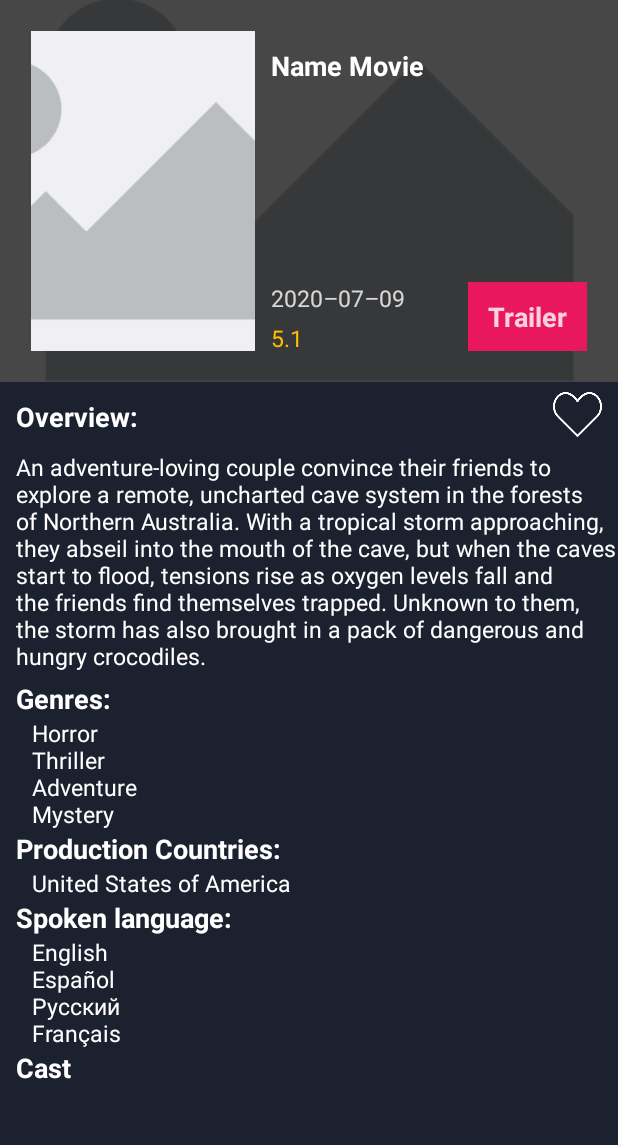
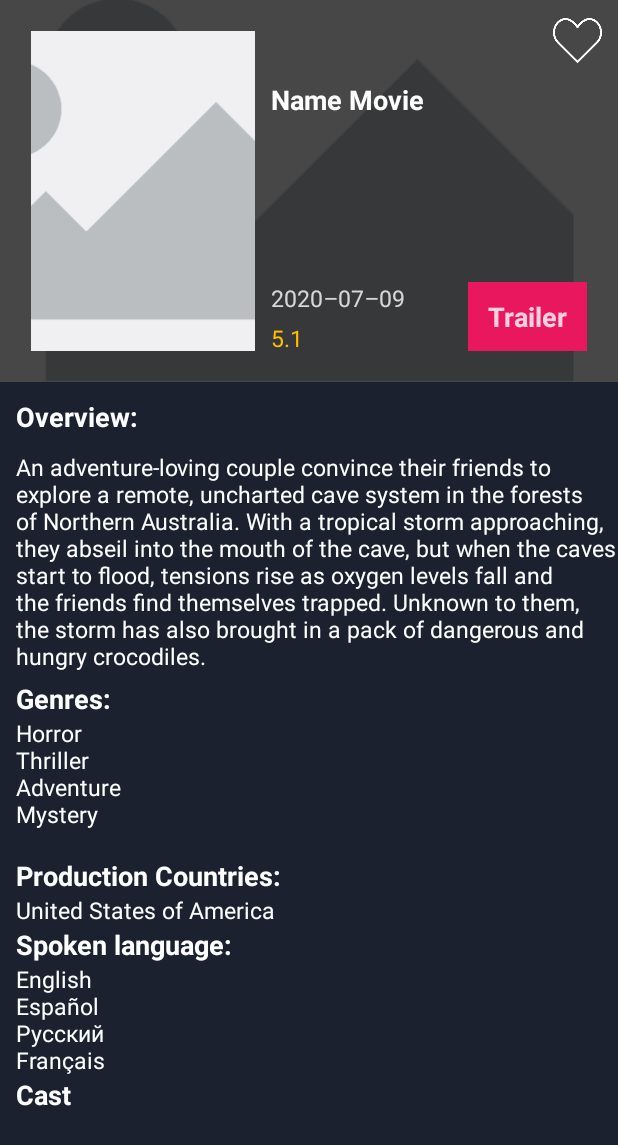
Before and after one commit to vuducmanh22091999/MovieApp, an Android app: the layout fragment_detail_movie.xml on its own in the app's theme, with its tools: preview values and no code run, on a phone screen of 412 x 824 dp. Shown: the top 1145 px of the screen. Run offline under Robolectric (Android 15) with nearby library versions, the phone set to English and light mode, and no system bars; network calls fail.

Commit message:
- fix(fix_ui): fix ui.

```diff
--- a/app/src/main/res/layout/fragment_detail_cast.xml
+++ b/app/src/main/res/layout/fragment_detail_cast.xml
@@ -13,7 +13,7 @@
         <ImageView
             android:id="@+id/frgDetailCast_imgAvatar"
             android:layout_width="match_parent"
-            android:layout_height="@dimen/_400sdp"
+            android:layout_height="@dimen/_300sdp"
             android:scaleType="center"
             android:src="@drawable/img_placeholder"
             app:layout_constraintEnd_toEndOf="parent"
--- a/app/src/main/res/layout/fragment_detail_movie.xml
+++ b/app/src/main/res/layout/fragment_detail_movie.xml
@@ -78,7 +78,7 @@
             android:textStyle="bold"
             app:layout_constraintEnd_toEndOf="parent"
             app:layout_constraintStart_toEndOf="@+id/frgDetailMovie_img"
-            app:layout_constraintTop_toTopOf="@+id/frgDetailMovie_img" />
+            app:layout_constraintTop_toBottomOf="@+id/frgDetailMovie_imgFavorite" />
 
         <TextView
             android:id="@+id/frgDetailMovie_tvTitleReleaseDateMovie"
@@ -215,10 +215,11 @@
             android:id="@+id/frgDetailMovie_imgFavorite"
             android:layout_width="@dimen/_25sdp"
             android:layout_height="@dimen/_25sdp"
+            android:layout_marginTop="@dimen/_8sdp"
             android:layout_marginEnd="@dimen/_8sdp"
             android:background="@drawable/selector_favorite"
             app:layout_constraintEnd_toEndOf="parent"
-            app:layout_constraintTop_toTopOf="@id/frgDetailMovie_tvTitleOverview" />
+            app:layout_constraintTop_toTopOf="parent" />
 
         <TextView
             android:id="@+id/frgDetailMovie_tvTitleOverview"
@@ -263,7 +264,6 @@
             android:id="@+id/frgDetailMovie_tvTitleGenresMovie"
             android:layout_width="wrap_content"
             android:layout_height="wrap_content"
-            android:layout_marginStart="@dimen/_8sdp"
             android:paddingHorizontal="@dimen/_8sdp"
             android:text="@string/title_content_genres"
             android:textColor="@color/white"
@@ -276,6 +276,7 @@
             android:layout_width="wrap_content"
             android:layout_height="wrap_content"
             android:layout_marginStart="@dimen/_8sdp"
+            android:layout_marginTop="@dimen/_14sdp"
             android:text="@string/title_production_countries"
             android:textColor="@color/white"
             android:textSize="@dimen/_14sdp"
@@ -287,7 +288,6 @@
             android:id="@+id/frgDetailMovie_tvTitleProductionCountriesMovie"
             android:layout_width="wrap_content"
             android:layout_height="wrap_content"
-            android:layout_marginStart="@dimen/_8sdp"
             android:paddingHorizontal="@dimen/_8sdp"
             android:text="@string/title_content_production_countries"
             android:textColor="@color/white"
@@ -311,7 +311,6 @@
             android:id="@+id/frgDetailMovie_tvTitleSpokenLanguagesMovie"
             android:layout_width="wrap_content"
             android:layout_height="wrap_content"
-            android:layout_marginStart="@dimen/_8sdp"
             android:paddingHorizontal="@dimen/_8sdp"
             android:text="@string/title_content_spoken_language"
             android:textColor="@color/white"
@@ -335,9 +334,9 @@
             android:id="@+id/frgDetailMovie_rcvCast"
             android:layout_width="match_parent"
             android:layout_height="wrap_content"
+            android:layout_marginHorizontal="@dimen/_8sdp"
             android:layout_marginTop="@dimen/_8sdp"
             android:layout_marginBottom="@dimen/_10sdp"
-            android:layout_marginHorizontal="@dimen/_8sdp"
             app:layout_constraintBottom_toBottomOf="parent"
             app:layout_constraintEnd_toEndOf="parent"
             app:layout_constraintStart_toStartOf="parent"
--- a/app/src/main/res/values/colors.xml
+++ b/app/src/main/res/values/colors.xml
@@ -14,7 +14,7 @@
     <color name="blue900">#2E3754</color>
     <color name="red">#DA1414</color>
     <color name="dark_blue_night">#FF0A0E21</color>
-    <color name="pink">#FFE8175E</color>
+    <color name="pink">#E9175E</color>
     <color name="dark_blue">#FF1D1E33</color>
     <color name="yellow">#FFBF00</color>
     <color name="background_login_facebook">#3B599B</color>
```
Also changed, not shown: app/src/main/java/com/example/movieapp/ui/detail/movie/DetailMovieFragment.kt (+2 -7 lines), app/src/main/res/drawable/ic_heart_full.png.
